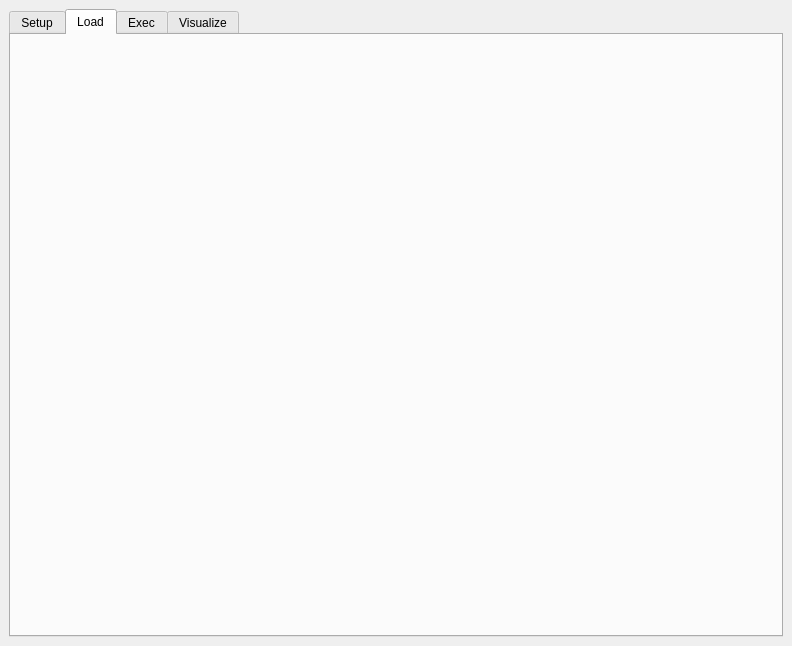
Above: oopao_ui_interface.ui from nrodlin/oopao-gui before the change. Below: the same form after it.
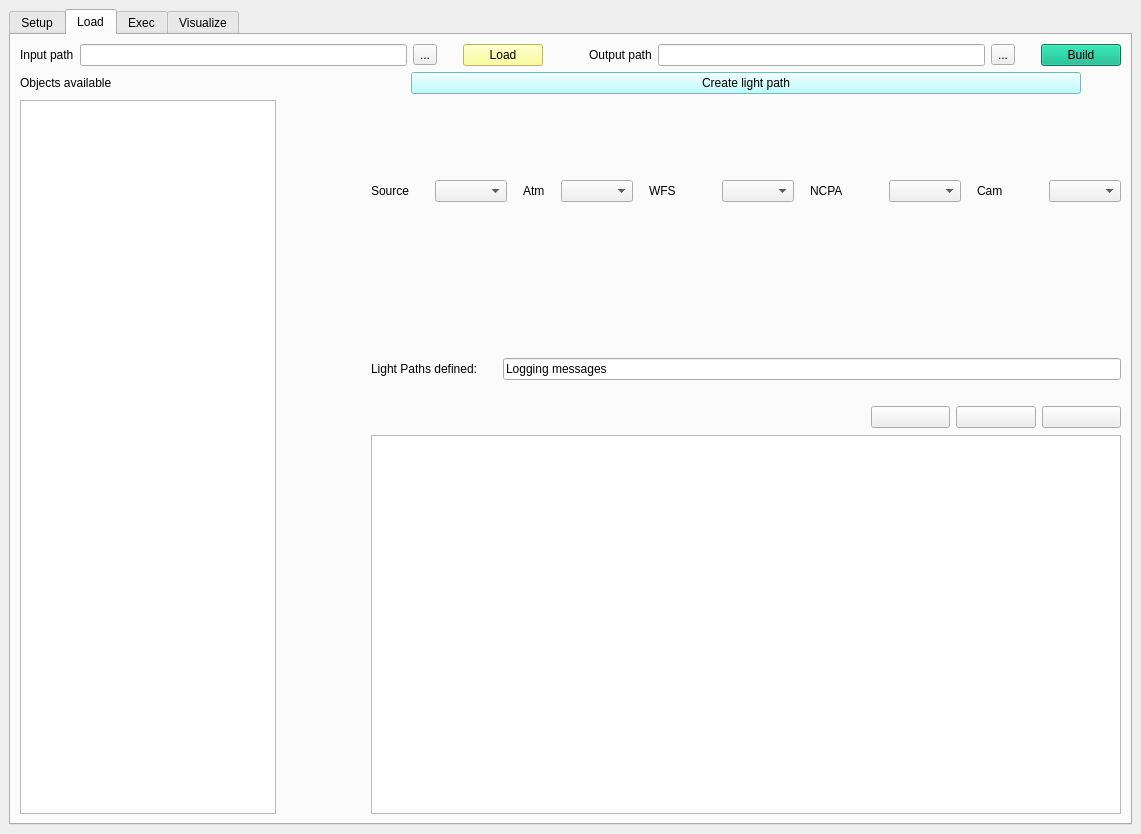
That is the form after the change. The open tabs and pages were chosen to show the change. Icons and pictures are not drawn.

Commit message: Added resource file and icons for the GUI. Content of the Loading tab finished.

Diff of the .ui file:
```diff
--- a/oopao_ui_interface.ui
+++ b/oopao_ui_interface.ui
@@ -6,23 +6,33 @@
    <rect>
     <x>0</x>
     <y>0</y>
-    <width>792</width>
-    <height>646</height>
+    <width>1141</width>
+    <height>834</height>
    </rect>
   </property>
   <property name="windowTitle">
    <string>MainWindow</string>
   </property>
   <widget class="QWidget" name="centralwidget">
+   <property name="minimumSize">
+    <size>
+     <width>740</width>
+     <height>640</height>
+    </size>
+   </property>
    <layout class="QVBoxLayout" name="verticalLayout_2">
     <item>
-     <layout class="QVBoxLayout" name="main_layout" stretch="0">
-      <item>
        <widget class="QTabWidget" name="tabWidget">
         <property name="currentIndex">
          <number>3</number>
         </property>
         <widget class="QWidget" name="">
+       <property name="minimumSize">
+        <size>
+         <width>705</width>
+         <height>595</height>
+        </size>
+       </property>
          <attribute name="title">
           <string>Setup</string>
          </attribute>
@@ -204,9 +214,567 @@
          </layout>
         </widget>
         <widget class="QWidget" name="">
+       <property name="minimumSize">
+        <size>
+         <width>705</width>
+         <height>595</height>
+        </size>
+       </property>
          <attribute name="title">
           <string>Load</string>
          </attribute>
+       <layout class="QHBoxLayout" name="horizontalLayout_8">
+        <item>
+         <layout class="QVBoxLayout" name="verticalLayout_5">
+          <item>
+           <layout class="QHBoxLayout" name="horizontalLayout_3">
+            <item>
+             <widget class="QLabel" name="label_11">
+              <property name="text">
+               <string>Input path</string>
+              </property>
+             </widget>
+            </item>
+            <item>
+             <widget class="QLineEdit" name="lineEdit"/>
+            </item>
+            <item>
+             <widget class="QToolButton" name="toolButton">
+              <property name="text">
+               <string>...</string>
+              </property>
+             </widget>
+            </item>
+            <item>
+             <spacer name="horizontalSpacer_4">
+              <property name="orientation">
+               <enum>Qt::Horizontal</enum>
+              </property>
+              <property name="sizeType">
+               <enum>QSizePolicy::Fixed</enum>
+              </property>
+              <property name="sizeHint" stdset="0">
+               <size>
+                <width>20</width>
+                <height>20</height>
+               </size>
+              </property>
+             </spacer>
+            </item>
+            <item>
+             <widget class="QPushButton" name="pushButton_5">
+              <property name="styleSheet">
+               <string notr="true">background-color: rgb(255, 255, 127)</string>
+              </property>
+              <property name="text">
+               <string>Load</string>
+              </property>
+             </widget>
+            </item>
+            <item>
+             <spacer name="horizontalSpacer_20">
+              <property name="orientation">
+               <enum>Qt::Horizontal</enum>
+              </property>
+              <property name="sizeType">
+               <enum>QSizePolicy::Fixed</enum>
+              </property>
+              <property name="sizeHint" stdset="0">
+               <size>
+                <width>40</width>
+                <height>20</height>
+               </size>
+              </property>
+             </spacer>
+            </item>
+            <item>
+             <widget class="QLabel" name="label_8">
+              <property name="text">
+               <string>Output path</string>
+              </property>
+             </widget>
+            </item>
+            <item>
+             <widget class="QLineEdit" name="lineEdit_3"/>
+            </item>
+            <item>
+             <widget class="QToolButton" name="toolButton_2">
+              <property name="text">
+               <string>...</string>
+              </property>
+             </widget>
+            </item>
+            <item>
+             <spacer name="horizontalSpacer_5">
+              <property name="orientation">
+               <enum>Qt::Horizontal</enum>
+              </property>
+              <property name="sizeType">
+               <enum>QSizePolicy::Fixed</enum>
+              </property>
+              <property name="sizeHint" stdset="0">
+               <size>
+                <width>20</width>
+                <height>20</height>
+               </size>
+              </property>
+             </spacer>
+            </item>
+            <item>
+             <widget class="QPushButton" name="pushButton_6">
+              <property name="styleSheet">
+               <string notr="true">background-color: rgb(0, 177, 130)</string>
+              </property>
+              <property name="text">
+               <string>Build</string>
+              </property>
+             </widget>
+            </item>
+           </layout>
+          </item>
+          <item>
+           <layout class="QGridLayout" name="gridLayout">
+            <item row="1" column="2">
+             <layout class="QVBoxLayout" name="verticalLayout_4">
+              <item>
+               <spacer name="verticalSpacer_4">
+                <property name="orientation">
+                 <enum>Qt::Vertical</enum>
+                </property>
+                <property name="sizeType">
+                 <enum>QSizePolicy::Fixed</enum>
+                </property>
+                <property name="sizeHint" stdset="0">
+                 <size>
+                  <width>20</width>
+                  <height>80</height>
+                 </size>
+                </property>
+               </spacer>
+              </item>
+              <item>
+               <layout class="QHBoxLayout" name="horizontalLayout_5">
+                <item>
+                 <widget class="QLabel" name="label_3">
+                  <property name="text">
+                   <string>Source</string>
+                  </property>
+                 </widget>
+                </item>
+                <item>
+                 <spacer name="horizontalSpacer_6">
+                  <property name="orientation">
+                   <enum>Qt::Horizontal</enum>
+                  </property>
+                  <property name="sizeType">
+                   <enum>QSizePolicy::Fixed</enum>
+                  </property>
+                  <property name="sizeHint" stdset="0">
+                   <size>
+                    <width>20</width>
+                    <height>20</height>
+                   </size>
+                  </property>
+                 </spacer>
+                </item>
+                <item>
+                 <widget class="QComboBox" name="comboBox_2"/>
+                </item>
+                <item>
+                 <spacer name="horizontalSpacer_8">
+                  <property name="orientation">
+                   <enum>Qt::Horizontal</enum>
+                  </property>
+                  <property name="sizeType">
+                   <enum>QSizePolicy::Fixed</enum>
+                  </property>
+                  <property name="sizeHint" stdset="0">
+                   <size>
+                    <width>10</width>
+                    <height>20</height>
+                   </size>
+                  </property>
+                 </spacer>
+                </item>
+                <item>
+                 <widget class="QLabel" name="label_4">
+                  <property name="text">
+                   <string>Atm</string>
+                  </property>
+                 </widget>
+                </item>
+                <item>
+                 <spacer name="horizontalSpacer_7">
+                  <property name="orientation">
+                   <enum>Qt::Horizontal</enum>
+                  </property>
+                  <property name="sizeType">
+                   <enum>QSizePolicy::Fixed</enum>
+                  </property>
+                  <property name="sizeHint" stdset="0">
+                   <size>
+                    <width>10</width>
+                    <height>20</height>
+                   </size>
+                  </property>
+                 </spacer>
+                </item>
+                <item>
+                 <widget class="QComboBox" name="comboBox_3"/>
+                </item>
+                <item>
+                 <spacer name="horizontalSpacer_9">
+                  <property name="orientation">
+                   <enum>Qt::Horizontal</enum>
+                  </property>
+                  <property name="sizeType">
+                   <enum>QSizePolicy::Fixed</enum>
+                  </property>
+                  <property name="sizeHint" stdset="0">
+                   <size>
+                    <width>10</width>
+                    <height>20</height>
+                   </size>
+                  </property>
+                 </spacer>
+                </item>
+                <item>
+                 <widget class="QLabel" name="label_7">
+                  <property name="text">
+                   <string>WFS</string>
+                  </property>
+                 </widget>
+                </item>
+                <item>
+                 <spacer name="horizontalSpacer_10">
+                  <property name="orientation">
+                   <enum>Qt::Horizontal</enum>
+                  </property>
+                  <property name="sizeType">
+                   <enum>QSizePolicy::Expanding</enum>
+                  </property>
+                  <property name="sizeHint" stdset="0">
+                   <size>
+                    <width>40</width>
+                    <height>20</height>
+                   </size>
+                  </property>
+                 </spacer>
+                </item>
+                <item>
+                 <widget class="QComboBox" name="comboBox_6"/>
+                </item>
+                <item>
+                 <spacer name="horizontalSpacer_11">
+                  <property name="orientation">
+                   <enum>Qt::Horizontal</enum>
+                  </property>
+                  <property name="sizeType">
+                   <enum>QSizePolicy::Fixed</enum>
+                  </property>
+                  <property name="sizeHint" stdset="0">
+                   <size>
+                    <width>10</width>
+                    <height>20</height>
+                   </size>
+                  </property>
+                 </spacer>
+                </item>
+                <item>
+                 <widget class="QLabel" name="label_9">
+                  <property name="text">
+                   <string>NCPA</string>
+                  </property>
+                 </widget>
+                </item>
+                <item>
+                 <spacer name="horizontalSpacer_12">
+                  <property name="orientation">
+                   <enum>Qt::Horizontal</enum>
+                  </property>
+                  <property name="sizeType">
+                   <enum>QSizePolicy::Expanding</enum>
+                  </property>
+                  <property name="sizeHint" stdset="0">
+                   <size>
+                    <width>40</width>
+                    <height>20</height>
+                   </size>
+                  </property>
+                 </spacer>
+                </item>
+                <item>
+                 <widget class="QComboBox" name="comboBox_8"/>
+                </item>
+                <item>
+                 <spacer name="horizontalSpacer_14">
+                  <property name="orientation">
+                   <enum>Qt::Horizontal</enum>
+                  </property>
+                  <property name="sizeType">
+                   <enum>QSizePolicy::Fixed</enum>
+                  </property>
+                  <property name="sizeHint" stdset="0">
+                   <size>
+                    <width>10</width>
+                    <height>20</height>
+                   </size>
+                  </property>
+                 </spacer>
+                </item>
+                <item>
+                 <widget class="QLabel" name="label_10">
+                  <property name="text">
+                   <string>Cam</string>
+                  </property>
+                 </widget>
+                </item>
+                <item>
+                 <spacer name="horizontalSpacer_13">
+                  <property name="orientation">
+                   <enum>Qt::Horizontal</enum>
+                  </property>
+                  <property name="sizeType">
+                   <enum>QSizePolicy::Expanding</enum>
+                  </property>
+                  <property name="sizeHint" stdset="0">
+                   <size>
+                    <width>40</width>
+                    <height>20</height>
+                   </size>
+                  </property>
+                 </spacer>
+                </item>
+                <item>
+                 <widget class="QComboBox" name="comboBox_9"/>
+                </item>
+               </layout>
+              </item>
+              <item>
+               <spacer name="verticalSpacer_3">
+                <property name="orientation">
+                 <enum>Qt::Vertical</enum>
+                </property>
+                <property name="sizeType">
+                 <enum>QSizePolicy::Fixed</enum>
+                </property>
+                <property name="sizeHint" stdset="0">
+                 <size>
+                  <width>20</width>
+                  <height>150</height>
+                 </size>
+                </property>
+               </spacer>
+              </item>
+              <item>
+               <layout class="QHBoxLayout" name="horizontalLayout_6">
+                <item>
+                 <widget class="QLabel" name="label_5">
+                  <property name="text">
+                   <string>Light Paths defined:</string>
+                  </property>
+                 </widget>
+                </item>
+                <item>
+                 <spacer name="horizontalSpacer_15">
+                  <property name="orientation">
+                   <enum>Qt::Horizontal</enum>
+                  </property>
+                  <property name="sizeType">
+                   <enum>QSizePolicy::Fixed</enum>
+                  </property>
+                  <property name="sizeHint" stdset="0">
+                   <size>
+                    <width>20</width>
+                    <height>20</height>
+                   </size>
+                  </property>
+                 </spacer>
+                </item>
+                <item>
+                 <widget class="QLineEdit" name="lineEdit_2">
+                  <property name="text">
+                   <string>Logging messages</string>
+                  </property>
+                 </widget>
+                </item>
+               </layout>
+              </item>
+              <item>
+               <spacer name="verticalSpacer_2">
+                <property name="orientation">
+                 <enum>Qt::Vertical</enum>
+                </property>
+                <property name="sizeType">
+                 <enum>QSizePolicy::Fixed</enum>
+                </property>
+                <property name="sizeHint" stdset="0">
+                 <size>
+                  <width>20</width>
+                  <height>20</height>
+                 </size>
+                </property>
+               </spacer>
+              </item>
+              <item>
+               <layout class="QHBoxLayout" name="horizontalLayout_7">
+                <item>
+                 <spacer name="horizontalSpacer_16">
+                  <property name="orientation">
+                   <enum>Qt::Horizontal</enum>
+                  </property>
+                  <property name="sizeType">
+                   <enum>QSizePolicy::Fixed</enum>
+                  </property>
+                  <property name="sizeHint" stdset="0">
+                   <size>
+                    <width>500</width>
+                    <height>20</height>
+                   </size>
+                  </property>
+                 </spacer>
+                </item>
+                <item>
+                 <widget class="QPushButton" name="pushButton_8">
+                  <property name="text">
+                   <string/>
+                  </property>
+                  <property name="icon">
+                   <iconset>
+                    <normalon>:/icon/icon/add-button.png</normalon>
+                   </iconset>
+                  </property>
+                  <property name="iconSize">
+                   <size>
+                    <width>18</width>
+                    <height>16</height>
+                   </size>
+                  </property>
+                 </widget>
+                </item>
+                <item>
+                 <widget class="QPushButton" name="pushButton_10">
+                  <property name="text">
+                   <string/>
+                  </property>
+                  <property name="icon">
+                   <iconset>
+                    <normalon>:/icon/icon/edit.png</normalon>
+                   </iconset>
+                  </property>
+                 </widget>
+                </item>
+                <item>
+                 <widget class="QPushButton" name="pushButton_9">
+                  <property name="text">
+                   <string/>
+                  </property>
+                  <property name="icon">
+                   <iconset resource="resource.qrc">
+                    <normaloff>:/icon/icon/delete.png</normaloff>:/icon/icon/delete.png</iconset>
+                  </property>
+                 </widget>
+                </item>
+               </layout>
+              </item>
+              <item>
+               <spacer name="verticalSpacer">
+                <property name="orientation">
+                 <enum>Qt::Vertical</enum>
+                </property>
+                <property name="sizeType">
+                 <enum>QSizePolicy::Fixed</enum>
+                </property>
+                <property name="sizeHint" stdset="0">
+                 <size>
+                  <width>5</width>
+                  <height>1</height>
+                 </size>
+                </property>
+               </spacer>
+              </item>
+              <item>
+               <widget class="QListView" name="listView"/>
+              </item>
+             </layout>
+            </item>
+            <item row="1" column="1">
+             <spacer name="horizontalSpacer_19">
+              <property name="orientation">
+               <enum>Qt::Horizontal</enum>
+              </property>
+              <property name="sizeHint" stdset="0">
+               <size>
+                <width>40</width>
+                <height>20</height>
+               </size>
+              </property>
+             </spacer>
+            </item>
+            <item row="0" column="0">
+             <widget class="QLabel" name="label_6">
+              <property name="text">
+               <string>Objects available</string>
+              </property>
+             </widget>
+            </item>
+            <item row="0" column="2">
+             <layout class="QHBoxLayout" name="horizontalLayout_4">
+              <item>
+               <spacer name="horizontalSpacer_17">
+                <property name="orientation">
+                 <enum>Qt::Horizontal</enum>
+                </property>
+                <property name="sizeType">
+                 <enum>QSizePolicy::Fixed</enum>
+                </property>
+                <property name="sizeHint" stdset="0">
+                 <size>
+                  <width>40</width>
+                  <height>20</height>
+                 </size>
+                </property>
+               </spacer>
+              </item>
+              <item>
+               <widget class="QPushButton" name="pushButton_7">
+                <property name="autoFillBackground">
+                 <bool>false</bool>
+                </property>
+                <property name="styleSheet">
+                 <string notr="true">background-color: rgb(170, 255, 255)</string>
+                </property>
+                <property name="text">
+                 <string>Create light path</string>
+                </property>
+               </widget>
+              </item>
+              <item>
+               <spacer name="horizontalSpacer_18">
+                <property name="orientation">
+                 <enum>Qt::Horizontal</enum>
+                </property>
+                <property name="sizeType">
+                 <enum>QSizePolicy::Fixed</enum>
+                </property>
+                <property name="sizeHint" stdset="0">
+                 <size>
+                  <width>40</width>
+                  <height>20</height>
+                 </size>
+                </property>
+               </spacer>
+              </item>
+             </layout>
+            </item>
+            <item row="1" column="0">
+             <widget class="QListView" name="listView_2"/>
+            </item>
+           </layout>
+          </item>
+         </layout>
+        </item>
+       </layout>
         </widget>
         <widget class="QWidget" name="exec_tab">
          <attribute name="title">
@@ -221,8 +789,6 @@
        </widget>
       </item>
      </layout>
-    </item>
-   </layout>
   </widget>
  </widget>
  <resources/>
```
Left out of the diff: 24 changed lines with no effect on the pictures. Lines whose indentation alone changed are shown as unchanged. The commit also changes 4 other files.
